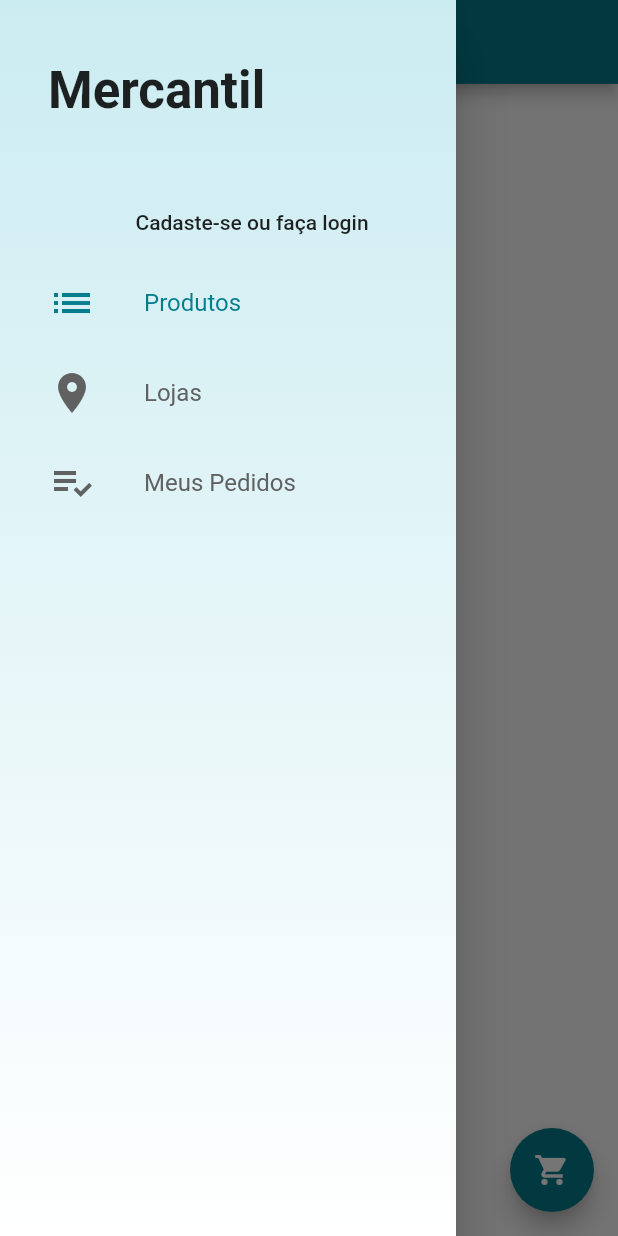
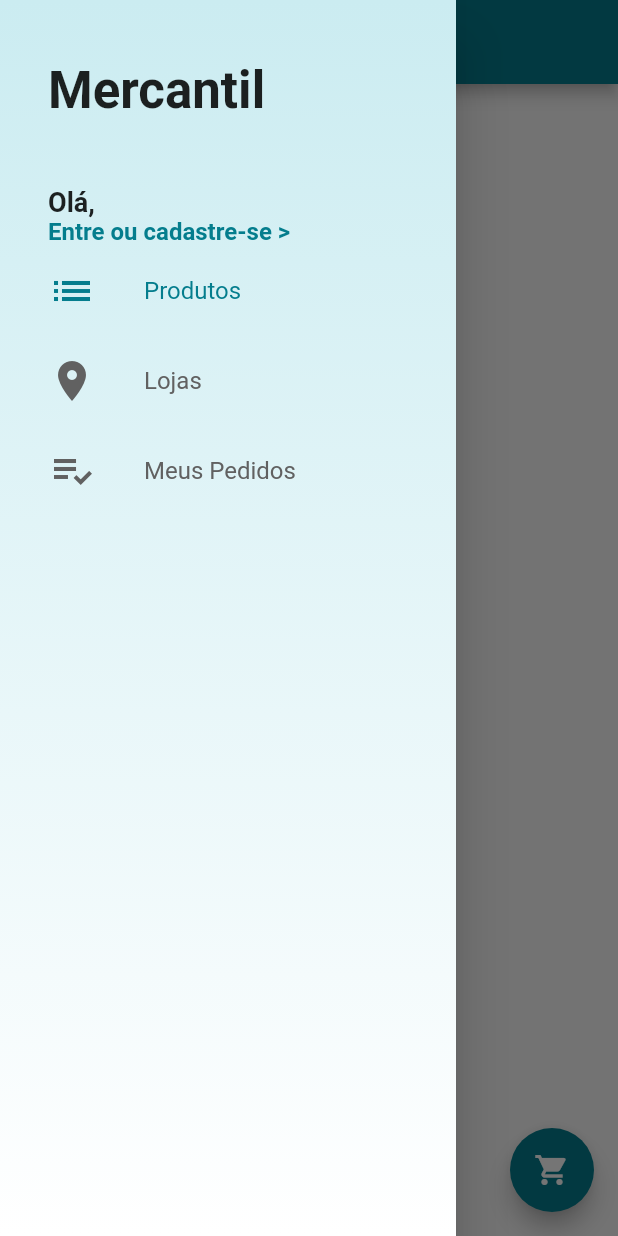
Before and after one commit to rachidb5/supermercado-flutter, a Flutter app: the screen it shows after launch, with the side drawer open, on a phone screen of 412 x 824 dp. Run offline on Flutter 3.47's test engine with Material 2 defaults, Android fonts, the phone set to English and light mode, and no system bars; our stand-ins replace cloud_firestore, firebase_auth; accounts and stored records are empty.

Commit message:
Update menuLateral.dart

```diff
--- a/lib/widgets/menuLateral.dart
+++ b/lib/widgets/menuLateral.dart
@@ -1,9 +1,9 @@
 import 'package:flutter/material.dart';
 import 'package:mercado/tabs/productTab.dart';
-//import '../models/user_model.dart';
-import '../screens/loginScreen.dart';
+import '../models/userModel.dart';
+import '../screens/login.dart';
 import '../tiles/drawerTile.dart';
-//import 'package:scoped_model/scoped_model.dart';
+import 'package:scoped_model/scoped_model.dart';
 
 class MenuLateral extends StatelessWidget {
   final PageController pageController;
@@ -46,12 +46,35 @@ class MenuLateral extends StatelessWidget {
                 ),
               ),
               //Divider(),
-              FlatButton(
-                  onPressed: () {
-                    Navigator.of(context).push(
-                        MaterialPageRoute(builder: (context) => LoginScreen()));
-                  },
-                  child: Text('Cadaste-se ou faça login')),
+              ScopedModelDescendant<Usermodel>(
+                  builder: (context, child, model) {
+                return Column(
+                  crossAxisAlignment: CrossAxisAlignment.start,
+                  children: [
+                    Text(
+                      "Olá, ${!model.isLoggedIn() ? "" : model.userData["name"]}",
+                      style: TextStyle(
+                          fontSize: 18.0, fontWeight: FontWeight.bold),
+                    ),
+                    GestureDetector(
+                      child: Text(
+                        !model.isLoggedIn() ? "Entre ou cadastre-se >" : "Sair",
+                        style: TextStyle(
+                            color: Theme.of(context).primaryColor,
+                            fontSize: 16.0,
+                            fontWeight: FontWeight.bold),
+                      ),
+                      onTap: () {
+                        if (!model.isLoggedIn())
+                          Navigator.of(context).push(
+                              MaterialPageRoute(builder: (context) => Login()));
+                        else
+                          model.signOut();
+                      },
+                    ),
+                  ],
+                );
+              }),
               DrawerTile(Icons.list, "Produtos", pageController, 0),
               DrawerTile(Icons.location_on, "Lojas", pageController, 2),
               DrawerTile(
```
